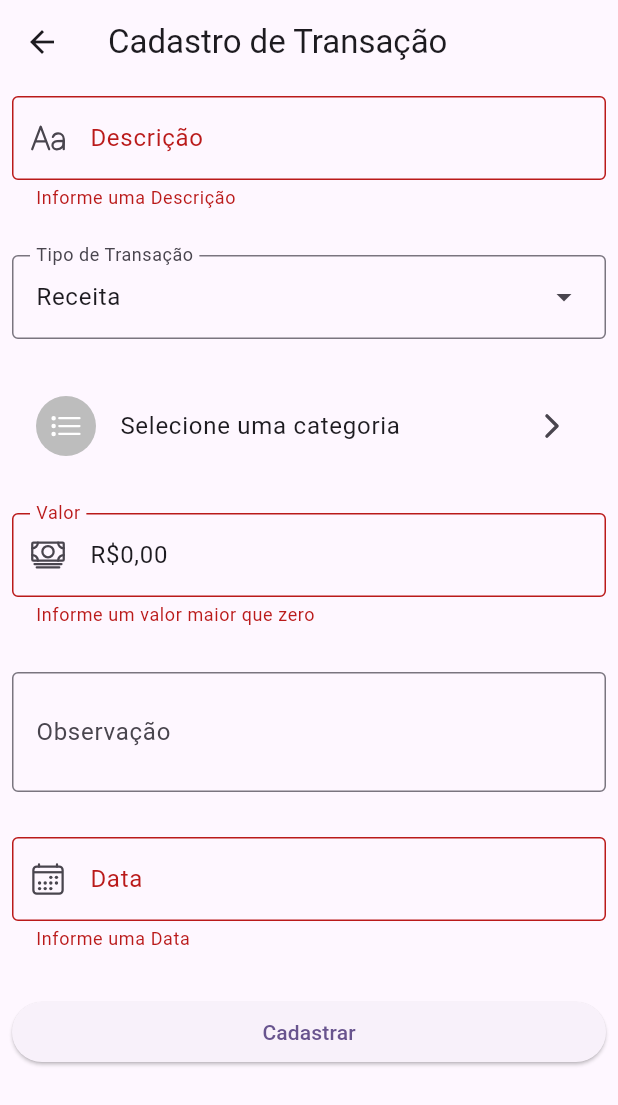
After one commit to dcvieira/expense_tracker_fiap, a Flutter app: the TransacaoCadastroPage screen opened by its route, after a tap on "Receita", after a tap on "Cadastrar", on a phone screen of 412 x 824 dp. The commit adds this screen. Shown: the top 1105 px of the screen. Run offline on Flutter 3.47's test engine with Material 2 defaults, Android fonts, the phone set to English and light mode, and no system bars; our stand-ins replace flutter_masked_text2, ionicons.

Commit message:
transacao cadastro form

```diff
--- a/lib/main.dart
+++ b/lib/main.dart
@@ -1,4 +1,5 @@
 import 'package:expense_tracker/pages/home_page.dart';
+import 'package:expense_tracker/pages/transacao_cadastro_page.dart';
 import 'package:expense_tracker/pages/transacao_detalhes_page.dart';
 
 import 'package:flutter/material.dart';
@@ -23,6 +24,7 @@ class MyApp extends StatelessWidget {
       routes: {
         "/": (context) => const HomePage(),
         "/transacao-detalhes": (context) => const TransacaoDetalhesPage(),
+        "/transacao-cadastro": (context) => const TransacaoCadastroPage(),
       },
       initialRoute: "/",
     );
--- /dev/null
+++ b/lib/pages/transacao_cadastro_page.dart
@@ -0,0 +1,231 @@
+import 'package:expense_tracker/components/categoria_select.dart';
+import 'package:expense_tracker/models/categoria.dart';
+import 'package:expense_tracker/models/tipo_transacao.dart';
+import 'package:expense_tracker/pages/categorias_select_page.dart';
+import 'package:flutter/material.dart';
+import 'package:flutter_masked_text2/flutter_masked_text2.dart';
+import 'package:intl/intl.dart';
+import 'package:ionicons/ionicons.dart';
+
+class TransacaoCadastroPage extends StatefulWidget {
+  const TransacaoCadastroPage({super.key});
+
+  @override
+  State<TransacaoCadastroPage> createState() => _TransacaoCadastroPageState();
+}
+
+class _TransacaoCadastroPageState extends State<TransacaoCadastroPage> {
+  final descricaoController = TextEditingController();
+  final valorController = MoneyMaskedTextController(
+      decimalSeparator: ',', thousandSeparator: '.', leftSymbol: 'R\$');
+
+  final dataController = TextEditingController();
+
+  final detalhesController = TextEditingController();
+
+  final _formKey = GlobalKey<FormState>();
+
+  TipoTransacao tipoTransacaoSelecionada = TipoTransacao.receita;
+
+  Categoria? categoriaSelecionada;
+
+  @override
+  Widget build(BuildContext context) {
+    return Scaffold(
+      appBar: AppBar(
+        title: const Text('Cadastro de Transação'),
+      ),
+      body: SingleChildScrollView(
+        child: Padding(
+          padding: const EdgeInsets.all(8.0),
+          child: Form(
+            key: _formKey,
+            child: Column(
+              crossAxisAlignment: CrossAxisAlignment.start,
+              children: [
+                _buildDescricao(),
+                const SizedBox(height: 30),
+                _buildTipoTransacao(),
+                const SizedBox(height: 30),
+                CategoriaSelect(
+                  categoria: categoriaSelecionada,
+                  onTap: () async {
+                    final result = await Navigator.of(context).push(
+                      MaterialPageRoute(
+                        builder: (context) => CategoriesSelectPage(
+                          tipoTransacao: tipoTransacaoSelecionada,
+                        ),
+                      ),
+                    ) as Categoria?;
+
+                    if (result != null) {
+                      setState(() {
+                        categoriaSelecionada = result;
+                      });
+                    }
+                  },
+                ),
+                const SizedBox(height: 30),
+                _buildValor(),
+                const SizedBox(height: 30),
+                _buildDetalhes(),
+                const SizedBox(height: 30),
+                _buildData(),
+                const SizedBox(height: 30),
+                _buildButton(),
+              ],
+            ),
+          ),
+        ),
+      ),
+    );
+  }
+
+  TextFormField _buildDescricao() {
+    return TextFormField(
+      controller: descricaoController,
+      decoration: const InputDecoration(
+        hintText: 'Informe a descrição',
+        labelText: 'Descrição',
+        prefixIcon: Icon(Ionicons.text_outline),
+        border: OutlineInputBorder(),
+      ),
+      validator: (value) {
+        if (value == null || value.isEmpty) {
+          return 'Informe uma Descrição';
+        }
+        if (value.length < 5 || value.length > 30) {
+          return 'A Descrição deve entre 5 e 30 caracteres';
+        }
+        return null;
+      },
+    );
+  }
+
+  DropdownMenu<TipoTransacao> _buildTipoTransacao() {
+    return DropdownMenu<TipoTransacao>(
+      width: MediaQuery.of(context).size.width - 16,
+      initialSelection: tipoTransacaoSelecionada,
+      label: const Text('Tipo de Transação'),
+      dropdownMenuEntries: const [
+        DropdownMenuEntry(
+          value: TipoTransacao.receita,
+          label: "Receita",
+        ),
+        DropdownMenuEntry(
+          value: TipoTransacao.despesa,
+          label: "Despesa",
+        ),
+      ],
+      onSelected: (value) {
+        tipoTransacaoSelecionada = value!;
+        setState(() {
+          categoriaSelecionada = null;
+        });
+      },
+    );
+  }
+
+  TextFormField _buildValor() {
+    return TextFormField(
+      controller: valorController,
+      keyboardType: TextInputType.number,
+      decoration: const InputDecoration(
+        hintText: 'Informe o valor',
+        labelText: 'Valor',
+        border: OutlineInputBorder(),
+        prefixIcon: Icon(Ionicons.cash_outline),
+      ),
+      validator: (value) {
+        if (value == null || value.isEmpty) {
+          return 'Informe um Valor';
+        }
+        final valor = NumberFormat.currency(locale: 'pt_BR')
+            .parse(valorController.text.replaceAll('R\$', ''));
+        if (valor <= 0) {
+          return 'Informe um valor maior que zero';
+        }
+
+        return null;
+      },
+    );
+  }
+
+  SizedBox _buildButton() {
+    return SizedBox(
+      width: double.infinity,
+      child: ElevatedButton(
+        onPressed: () {
+          final isValid = _formKey.currentState!.validate();
+          if (isValid) {
+            final descricao = descricaoController.text;
+            final valor = NumberFormat.currency(locale: 'pt_BR')
+                .parse(valorController.text.replaceAll('R\$', ''));
+
+            final detalhes = detalhesController.text;
+
+            print(descricao);
+            print(valor);
+            print(detalhes);
+            print(tipoTransacaoSelecionada);
+          }
+        },
+        child: const Text('Cadastrar'),
+      ),
+    );
+  }
+
+  TextFormField _buildDetalhes() {
+    return TextFormField(
+      controller: detalhesController,
+      decoration: const InputDecoration(
+        hintText: 'Informe alguma observação',
+        labelText: 'Observação',
+        border: OutlineInputBorder(),
+      ),
+      keyboardType: TextInputType.multiline,
+      maxLines: 2,
+    );
+  }
+
+  TextFormField _buildData() {
+    return TextFormField(
+      controller: dataController,
+      keyboardType: TextInputType.none,
+      decoration: const InputDecoration(
+        hintText: 'Informe uma Data',
+        labelText: 'Data',
+        border: OutlineInputBorder(),
+        prefixIcon: Icon(Ionicons.calendar_outline),
+      ),
+      validator: (value) {
+        if (value == null || value.isEmpty) {
+          return 'Informe uma Data';
+        }
+
+        try {
+          DateFormat('dd/MM/yyyy').parse(value);
+        } on FormatException {
+          return 'Formato de data inválida';
+        }
+
+        return null;
+      },
+      onTap: () async {
+        //FocusScope.of(context).requestFocus(FocusNode());
+
+        DateTime? dataSelecionada = await showDatePicker(
+          context: context,
+          initialDate: DateTime.now(),
+          firstDate: DateTime(2000),
+          lastDate: DateTime(2100),
+        );
+
+        if (dataSelecionada != null) {
+          dataController.text =
+              DateFormat('dd/MM/yyyy').format(dataSelecionada);
+        }
+      },
+    );
+  }
+}
--- a/lib/pages/transacoes_page.dart
+++ b/lib/pages/transacoes_page.dart
@@ -97,6 +97,14 @@ class _TransacoesPageState extends State<TransacoesPage> {
               },
             );
           }
-            }));
+        },
+      ),
+      floatingActionButton: FloatingActionButton(
+        onPressed: () {
+          Navigator.pushNamed(context, '/transacao-cadastro');
+        },
+        child: const Icon(Icons.add),
+      ),
+    );
   }
 }
```
Lines whose indentation alone changed are shown as unchanged.
